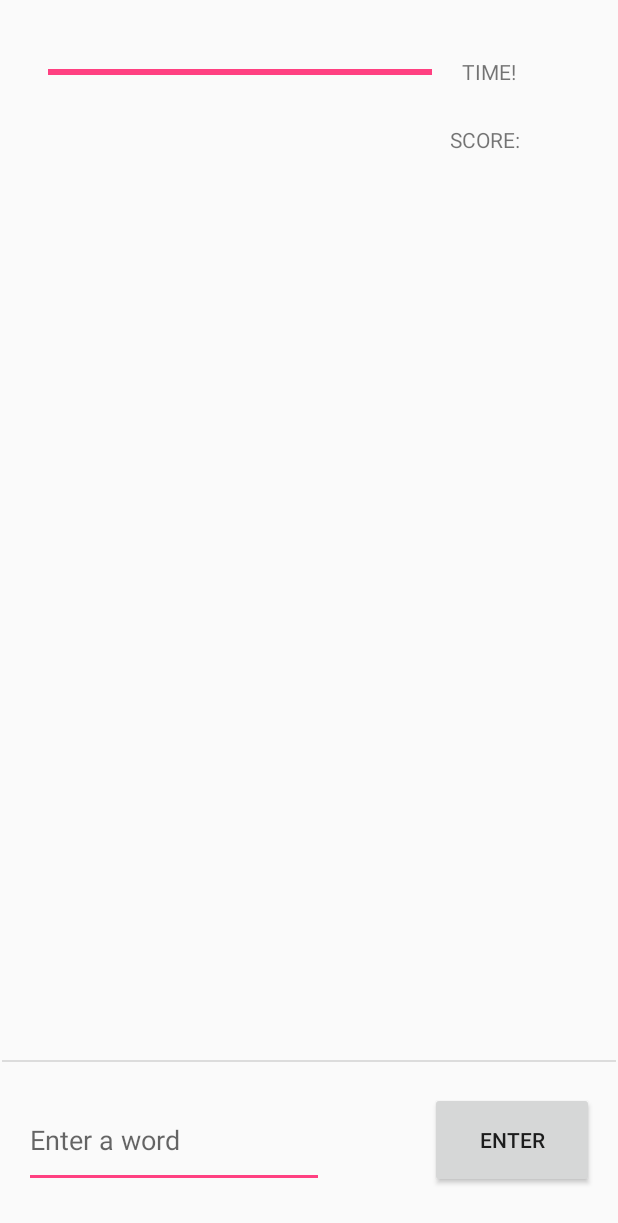
After one commit to VarunGorti/Bo_Playhouse, an Android app: the BattleCircleActivity screen opened directly, with no data from a screen before it, on a phone screen of 412 x 824 dp. The commit adds this screen. Shown: the top 1223 px of the screen. Run offline under Robolectric (Android 15) with nearby library versions, the phone set to English and light mode, and no system bars.

Commit message:
BattleCircle implementation mostly done

```diff
--- a/app/src/main/AndroidManifest.xml
+++ b/app/src/main/AndroidManifest.xml
@@ -9,6 +9,9 @@
         android:roundIcon="@mipmap/ic_launcher_round"
         android:supportsRtl="true"
         android:theme="@style/AppTheme">
+        <activity android:name=".BattleCircleActivity"
+            android:windowSoftInputMode="adjustResize">
+        </activity>
         <activity android:name=".MainActivity">
             <intent-filter>
                 <action android:name="android.intent.action.MAIN" />
--- /dev/null
+++ b/app/src/main/java/com/example/bodeng/boplayhouse/BattleCircleActivity.java
@@ -0,0 +1,152 @@
+package com.example.bodeng.boplayhouse;
+
+import android.content.Intent;
+import android.os.CountDownTimer;
+import android.os.Handler;
+import android.support.v7.app.AppCompatActivity;
+import android.os.Bundle;
+import android.text.method.ScrollingMovementMethod;
+import android.util.Log;
+import android.view.KeyEvent;
+import android.view.View;
+import android.view.WindowManager;
+import android.widget.EditText;
+import android.widget.ProgressBar;
+import android.widget.TextView;
+
+import java.io.IOException;
+
+public class BattleCircleActivity extends AppCompatActivity {
+
+    private ProgressBar progress;
+    private TextView timeUp;
+    private TextView correctWords;
+    private TextView scoreText;
+    private EditText userEntry;
+    private Handler handler;
+
+    private StringBuilder sb;
+
+    private BattleCircleGame game;
+
+    private int progressStatus;
+
+    private static final int SECONDS = 20;
+    private static final int MILLIS_PER_SECOND = 1000;
+    private static final int MILLIS_PER_TICK = 50;
+    private static final int NUM_TICKS = SECONDS * MILLIS_PER_SECOND / MILLIS_PER_TICK;
+
+    @Override
+    protected void onCreate(Bundle savedInstanceState) {
+        super.onCreate(savedInstanceState);
+        setContentView(R.layout.activity_battle_circle_game);
+
+        progress = (ProgressBar) findViewById(R.id.progressBar);
+        timeUp = (TextView) findViewById(R.id.timeUpTextView);
+        userEntry = (EditText) findViewById(R.id.wordInputEditText);
+        correctWords = (TextView) findViewById(R.id.correctWordsTextView);
+
+        correctWords.setMovementMethod(new ScrollingMovementMethod());
+
+        scoreText = (TextView) findViewById(R.id.Score);
+        sb = new StringBuilder();
+
+        try {
+            game = new BattleCircleGame();
+        } catch (IOException e) {
+            e.printStackTrace();
+        }
+
+        userEntry.setOnKeyListener(new View.OnKeyListener() {
+            public boolean onKey(View v, int keyCode, KeyEvent event) {
+                // If the event is a key-down event on the "enter" button
+                if ((event.getAction() == KeyEvent.ACTION_DOWN) &&
+                        (keyCode == KeyEvent.KEYCODE_ENTER)) {
+                    // Perform action on key press
+                    String userWord = userEntry.getText().toString();
+                    int code = game.tryWord(userWord);
+                    if(code == 0 || code == 1) {
+                        correctWords.setText(correctWords.getText() + "\n" + userWord);
+                        if(code == 0) {
+                            // TODO: Write code to make the user lose here
+                        } else {
+                            scoreText.setText("SCORE: " + game.getScore());
+                        }
+
+                    }
+                    userEntry.setText("");
+                    return true;
+                }
+                return false;
+            }
+        });
+
+        handler = new Handler();
+
+        progress.setProgress(0);
+        progress.setMax(NUM_TICKS); // This is the total number of ticks we want
+        timeUp.setVisibility(View.INVISIBLE);
+        scoreText.setVisibility(View.VISIBLE);
+
+        new Thread(new Runnable() {
+            @Override
+            public void run() {
+                while(progressStatus < NUM_TICKS) {
+                    progressStatus++;
+                    android.os.SystemClock.sleep(MILLIS_PER_TICK);
+                    handler.post(new Runnable() {
+                        @Override
+                        public void run() {
+                            progress.setProgress(progressStatus);
+                        }
+                    });
+                }
+
+                handler.post(new Runnable() {
+                    @Override
+                    public void run() {
+                        timeUp.setVisibility(View.VISIBLE);
+                    }
+                });
+            }
+        }).start();
+
+//        // While the time is not up yet
+//        while(timeUp.getVisibility() == View.INVISIBLE) {
+//
+//
+//        }
+
+//        timer = new CountDownTimer(20000, 10) {
+//            @Override
+//            public void onTick(long l) {
+//                progress.incrementProgressBy(1);
+//            }
+//
+//            @Override
+//            public void onFinish() {
+//                progress.setBackgroundColor(100);
+//            }
+//        }.start();
+
+//        // Capture the layout's TextView and set the string as its text
+//        TextView textView = findViewById(R.id.textView);
+    }
+
+    public void inputWord(View view) {
+        String userWord = userEntry.getText().toString();
+        int code = game.tryWord(userWord);
+        if(code == 0 || code == 1) {
+            sb.append(userWord + "\n");
+            correctWords.setText(sb.toString());
+            if(code == 0) {
+                // TODO: Write code to make the user lose here
+            } else {
+
+            }
+
+        }
+        userEntry.setText("");
+    }
+
+}
--- /dev/null
+++ b/app/src/main/res/layout/activity_battle_circle_game.xml
@@ -0,0 +1,98 @@
+<?xml version="1.0" encoding="utf-8"?>
+
+<android.support.constraint.ConstraintLayout
+    android:layout_width="match_parent"
+    android:layout_height="match_parent"
+    xmlns:tools="http://schemas.android.com/tools"
+    xmlns:app="http://schemas.android.com/apk/res-auto"
+    android:windowSoftInputMode="adjustResize"
+    tools:context=".BattleCircleActivity"
+    xmlns:android="http://schemas.android.com/apk/res/android">
+
+        <TextView
+            android:id="@+id/correctWordsTextView"
+            android:layout_width="346dp"
+            android:layout_height="500dp"
+            android:layout_marginTop="64dp"
+            android:clickable="false"
+            android:duplicateParentState="false"
+            android:gravity="clip_vertical|center_horizontal"
+            android:nestedScrollingEnabled="true"
+            android:text="@string/edit_wordsCompleted"
+            app:layout_constraintEnd_toEndOf="parent"
+            app:layout_constraintStart_toStartOf="parent"
+            app:layout_constraintTop_toTopOf="parent" />
+
+        <EditText
+            android:id="@+id/wordInputEditText"
+            android:layout_width="200dp"
+            android:layout_height="64dp"
+            android:layout_marginStart="16dp"
+            android:layout_marginBottom="32dp"
+            android:clickable="true"
+            android:focusable="true"
+            android:hint="@string/edit_wordAttempt"
+            android:inputType="text"
+            android:scrollbars="vertical"
+            android:singleLine="true"
+            app:layout_constraintBottom_toBottomOf="parent"
+            app:layout_constraintStart_toStartOf="parent" />
+
+        <Button
+            android:id="@+id/enterButton"
+            android:layout_width="109dp"
+            android:layout_height="64dp"
+            android:layout_marginEnd="16dp"
+            android:layout_marginBottom="32dp"
+            android:onClick="inputWord"
+            android:orientation="horizontal"
+            android:text="@string/button_enter"
+            app:layout_constraintBottom_toBottomOf="parent"
+            app:layout_constraintEnd_toEndOf="parent"
+            app:layout_constraintTop_toTopOf="@+id/wordInputEditText" />
+
+        <View
+            android:id="@+id/divider"
+            android:layout_width="409dp"
+            android:layout_height="1dp"
+            android:layout_marginBottom="20dp"
+            android:background="?android:attr/listDivider"
+            app:layout_constraintBottom_toTopOf="@+id/wordInputEditText"
+            app:layout_constraintEnd_toEndOf="parent"
+            app:layout_constraintStart_toStartOf="parent" />
+
+        <ProgressBar
+            android:id="@+id/progressBar"
+            style="?android:attr/progressBarStyleHorizontal"
+            android:layout_width="256dp"
+            android:layout_height="64dp"
+            android:layout_marginStart="32dp"
+            android:layout_marginTop="16dp"
+            android:progress="@android:integer/config_shortAnimTime"
+            app:layout_constraintStart_toStartOf="parent"
+            app:layout_constraintTop_toTopOf="parent" />
+
+        <TextView
+            android:id="@+id/timeUpTextView"
+            android:layout_width="107dp"
+            android:layout_height="32dp"
+            android:layout_marginEnd="32dp"
+            android:layout_marginBottom="16dp"
+            android:gravity="center"
+            android:text="@string/textView_timeUp"
+            app:layout_constraintBottom_toBottomOf="@+id/progressBar"
+            app:layout_constraintEnd_toEndOf="parent"
+            app:layout_constraintTop_toTopOf="@+id/progressBar"
+            app:layout_constraintVertical_bias="1.0" />
+
+        <TextView
+            android:id="@+id/Score"
+            android:layout_width="111dp"
+            android:layout_height="58dp"
+            android:gravity="center"
+            android:text="@string/textView_score"
+            app:layout_constraintEnd_toEndOf="@+id/correctWordsTextView"
+            app:layout_constraintTop_toTopOf="@+id/correctWordsTextView" />
+
+</android.support.constraint.ConstraintLayout>
+<!--</ScrollView>-->
--- a/app/src/main/res/values/strings.xml
+++ b/app/src/main/res/values/strings.xml
@@ -1,3 +1,9 @@
 <resources>
     <string name="app_name">BoPlayhouse</string>
+    <string name="button_enter">Enter</string>
+    <string name="edit_wordAttempt">Enter a word</string>
+    <string name="edit_wordsCompleted"></string>
+    <string name="button_dummy">Dummy</string>
+    <string name="textView_timeUp">TIME!</string>
+    <string name="textView_score">SCORE: </string>
 </resources>
--- a/app/src/main/res/values/styles.xml
+++ b/app/src/main/res/values/styles.xml
@@ -1,7 +1,7 @@
 <resources>
 
     <!-- Base application theme. -->
-    <style name="AppTheme" parent="Theme.AppCompat.Light.DarkActionBar">
+    <style name="AppTheme" parent="Theme.AppCompat.Light.NoActionBar">
         <!-- Customize your theme here. -->
         <item name="colorPrimary">@color/colorPrimary</item>
         <item name="colorPrimaryDark">@color/colorPrimaryDark</item>
```
Also changed, not shown: app/src/main/java/com/example/bodeng/boplayhouse/BattleCircleGame.java (added, +132 -0 lines), app/src/main/java/com/example/bodeng/boplayhouse/MainActivity.java (+8 -0 lines), app/src/main/res/layout/activity_main.xml (+10 -0 lines), 219 other files.
